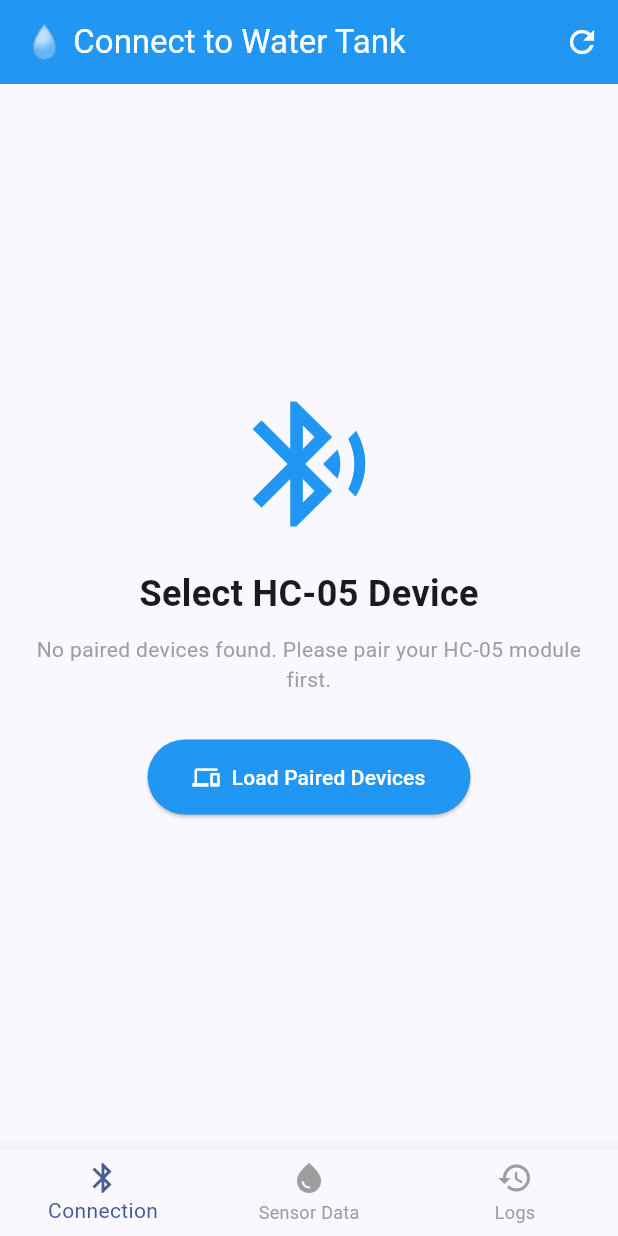
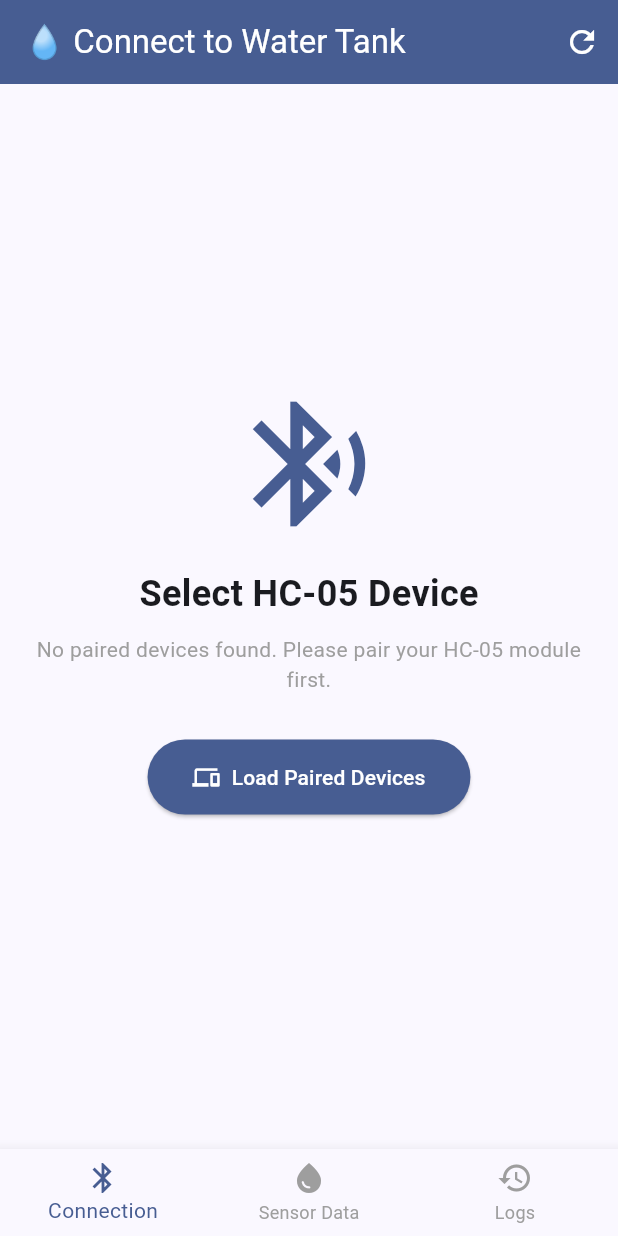
Before and after one commit to WangodaFrancis667/HCR04-ATMEGA328P-WATERSENSOR-BAREMETAL-CODE, a Flutter app: the screen it shows after launch, on a phone screen of 412 x 824 dp. Run offline on Flutter 3.47's test engine with Material 3 defaults, Android fonts, the light colour scheme and no system bars; our stand-ins replace flutter_bluetooth_serial, sqflite; accounts and stored records are empty.

Commit message:
Refactor BluetoothConnectionScreen to accept a connection callback; remove direct navigation to SensorDataScreen

```diff
--- a/client/lib/screens/bluetooth_connection_screen.dart
+++ b/client/lib/screens/bluetooth_connection_screen.dart
@@ -1,13 +1,22 @@
 import 'dart:async';
 import 'package:flutter/material.dart';
 import 'package:flutter_bluetooth_serial/flutter_bluetooth_serial.dart';
-import 'sensor_data_screen.dart';
+// We don't need to import SensorDataScreen here anymore
+// import 'sensor_data_screen.dart';
 
 class BluetoothConnectionScreen extends StatefulWidget {
-  const BluetoothConnectionScreen({super.key});
+  // 1. Accept the callback
+  final Function(BluetoothConnection, BluetoothDevice) onConnectionEstablished;
+
+  // 2. Update the constructor
+  const BluetoothConnectionScreen({
+    super.key,
+    required this.onConnectionEstablished,
+  });
 
   @override
-  State<BluetoothConnectionScreen> createState() => _BluetoothConnectionScreenState();
+  State<BluetoothConnectionScreen> createState() =>
+      _BluetoothConnectionScreenState();
 }
 
 class _BluetoothConnectionScreenState extends State<BluetoothConnectionScreen> {
@@ -135,16 +144,19 @@ class _BluetoothConnectionScreenState extends State<BluetoothConnectionScreen> {
         ),
       );
 
-      // Navigate to sensor data screen
-      Navigator.pushReplacement(
-        context,
-        MaterialPageRoute(
-          builder: (context) => SensorDataScreen(
-            connection: connection,
-            device: device,
-          ),
-        ),
-      );
+      // 3. FIX: Call the callback instead of navigating
+      widget.onConnectionEstablished(connection, device);
+
+      // REMOVED:
+      // Navigator.pushReplacement(
+      //   context,
+      //   MaterialPageRoute(
+      //     builder: (context) => SensorDataScreen(
+      //       connection: connection,
+      //       device: device,
+      //     ),
+      //   ),
+      // );
 
     } catch (e) {
       debugPrint('Connection failed: $e');
@@ -176,8 +188,8 @@ class _BluetoothConnectionScreenState extends State<BluetoothConnectionScreen> {
     return Scaffold(
       appBar: AppBar(
         title: const Text('💧 Connect to Water Tank'),
-        backgroundColor: Colors.blue,
-        foregroundColor: Colors.white,
+        backgroundColor: Theme.of(context).colorScheme.primary,
+        foregroundColor: Theme.of(context).colorScheme.onPrimary,
         actions: [
           if (isBluetoothEnabled)
             IconButton(
@@ -199,7 +211,7 @@ class _BluetoothConnectionScreenState extends State<BluetoothConnectionScreen> {
                     ? Icons.bluetooth_searching
                     : Icons.bluetooth_disabled,
                 size: 100,
-                color: isBluetoothEnabled ? Colors.blue : Colors.grey,
+                color: isBluetoothEnabled ? Theme.of(context).colorScheme.primary : Colors.grey,
               ),
 
               const SizedBox(height: 20),
@@ -236,8 +248,8 @@ class _BluetoothConnectionScreenState extends State<BluetoothConnectionScreen> {
                   icon: const Icon(Icons.bluetooth),
                   label: const Text('Enable Bluetooth'),
                   style: ElevatedButton.styleFrom(
-                    backgroundColor: Colors.blue,
-                    foregroundColor: Colors.white,
+                    backgroundColor: Theme.of(context).colorScheme.primary,
+                    foregroundColor: Theme.of(context).colorScheme.onPrimary,
                     padding: const EdgeInsets.symmetric(
                       horizontal: 30,
                       vertical: 15,
@@ -252,8 +264,8 @@ class _BluetoothConnectionScreenState extends State<BluetoothConnectionScreen> {
                   icon: const Icon(Icons.devices),
                   label: const Text('Load Paired Devices'),
                   style: ElevatedButton.styleFrom(
-                    backgroundColor: Colors.blue,
-                    foregroundColor: Colors.white,
+                    backgroundColor: Theme.of(context).colorScheme.primary,
+                    foregroundColor: Theme.of(context).colorScheme.onPrimary,
                     padding: const EdgeInsets.symmetric(
                       horizontal: 30,
                       vertical: 15,
@@ -278,20 +290,20 @@ class _BluetoothConnectionScreenState extends State<BluetoothConnectionScreen> {
                       itemBuilder: (context, index) {
                         final device = devices[index];
                         final deviceName = device.name ?? 'Unnamed Device';
-                        final isHC05 = deviceName.toUpperCase().contains('HC') ||
-                                       deviceName.toUpperCase().contains('BLUETOOTH');
+                        final isHC05 =
+                            deviceName.toUpperCase().contains('HC') ||
+                                deviceName.toUpperCase().contains('BLUETOOTH');
 
                         return ListTile(
                           leading: Icon(
                             Icons.bluetooth,
-                            color: isHC05 ? Colors.blue : Colors.grey,
+                            color: isHC05 ? Theme.of(context).colorScheme.primary : Colors.grey,
                           ),
                           title: Text(
                             deviceName,
                             style: TextStyle(
-                              fontWeight: isHC05
-                                  ? FontWeight.bold
-                                  : FontWeight.normal,
+                              fontWeight:
+                                  isHC05 ? FontWeight.bold : FontWeight.normal,
                             ),
                           ),
                           subtitle: Text(
@@ -301,9 +313,8 @@ class _BluetoothConnectionScreenState extends State<BluetoothConnectionScreen> {
                           trailing: ElevatedButton(
                             onPressed: () => _connectToDevice(device),
                             style: ElevatedButton.styleFrom(
-                              backgroundColor: isHC05
-                                  ? Colors.green
-                                  : Colors.blue,
+                              backgroundColor:
+                                  isHC05 ? Colors.green : Theme.of(context).colorScheme.primary,
                               foregroundColor: Colors.white,
                             ),
                             child: const Text('Connect'),
```
